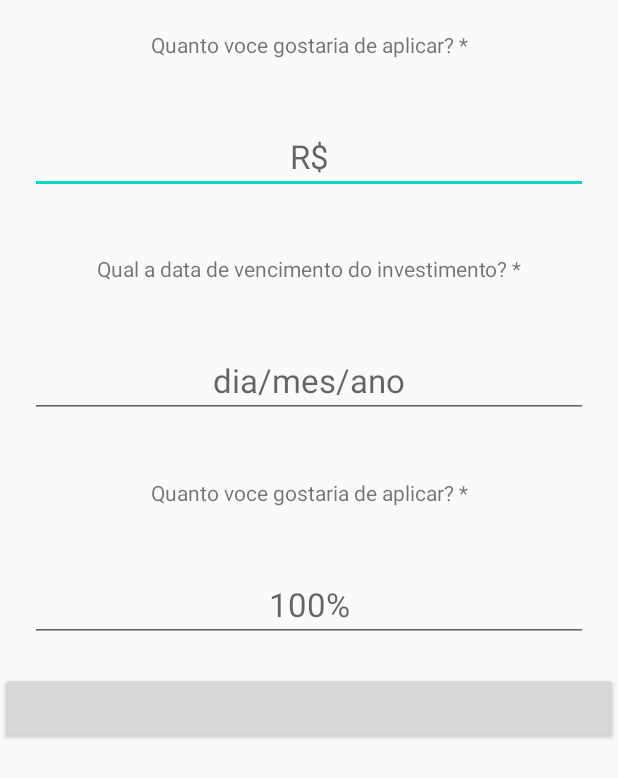
After one commit to edferreira3005/desafio-easynvest, an Android app: the layout layout_fragment_imput_simulator.xml on its own in the app's theme, with its tools: preview values and no code run, on a phone screen of 412 x 824 dp. The commit adds this screen. Shown: the top 778 px of the screen. Run offline under Robolectric (Android 15) with nearby library versions, the phone set to English and light mode, and no system bars.

Commit message:
iniciando montagem do layout da tela de imput

```diff
--- a/app/src/main/res/layout/activity_main.xml
+++ b/app/src/main/res/layout/activity_main.xml
@@ -6,13 +6,13 @@
     android:layout_height="match_parent"
     tools:context=".screens.MainActivity">
 
-    <TextView
-        android:layout_width="wrap_content"
-        android:layout_height="wrap_content"
-        android:text="Hello World!"
+    <FrameLayout
+        android:id="@+id/frame"
+        android:layout_width="0dp"
+        android:layout_height="0dp"
         app:layout_constraintBottom_toBottomOf="parent"
-        app:layout_constraintLeft_toLeftOf="parent"
-        app:layout_constraintRight_toRightOf="parent"
+        app:layout_constraintEnd_toEndOf="parent"
+        app:layout_constraintStart_toStartOf="parent"
         app:layout_constraintTop_toTopOf="parent" />
 
 </androidx.constraintlayout.widget.ConstraintLayout>
--- /dev/null
+++ b/app/src/main/res/layout/layout_fragment_imput_simulator.xml
@@ -0,0 +1,106 @@
+<?xml version="1.0" encoding="utf-8"?>
+<androidx.constraintlayout.widget.ConstraintLayout xmlns:android="http://schemas.android.com/apk/res/android"
+    xmlns:app="http://schemas.android.com/apk/res-auto"
+    android:layout_width="match_parent"
+    android:layout_height="match_parent">
+
+    <ScrollView
+        android:id="@+id/scrollViewImput"
+        android:layout_width="match_parent"
+        android:layout_height="match_parent"
+        app:layout_constraintTop_toTopOf="parent"
+        app:layout_constraintTop_toBottomOf="parent"
+        app:layout_constraintStart_toStartOf="parent"
+        app:layout_constraintEnd_toEndOf="parent">
+
+        <LinearLayout
+            android:layout_width="match_parent"
+            android:layout_height="wrap_content"
+            android:orientation="vertical">
+
+            <TextView
+                android:id="@+id/tvQuantoAplicar"
+                android:layout_width="match_parent"
+                android:layout_height="wrap_content"
+                android:layout_margin="20dp"
+                android:gravity="center"
+                android:text="@string/quando_aplicar"
+                app:layout_constraintEnd_toEndOf="@id/scrollViewImput"
+                app:layout_constraintStart_toStartOf="@id/scrollViewImput"
+                app:layout_constraintTop_toTopOf="@id/scrollViewImput" />
+
+            <EditText
+                android:id="@+id/etValorAplicar"
+                android:layout_width="match_parent"
+                android:layout_height="wrap_content"
+                android:layout_margin="20dp"
+                android:gravity="center"
+                android:hint="@string/rs"
+                android:inputType="numberDecimal"
+                android:textAlignment="center"
+                android:textSize="22sp"
+                app:layout_constraintEnd_toEndOf="@id/scrollViewImput"
+                app:layout_constraintStart_toStartOf="@id/scrollViewImput"
+                app:layout_constraintTop_toBottomOf="@id/tvQuantoAplicar" />
+
+            <TextView
+                android:id="@+id/tvVencimento"
+                android:layout_width="match_parent"
+                android:layout_height="wrap_content"
+                android:layout_margin="20dp"
+                android:gravity="center"
+                android:text="@string/data_vencimento"
+                app:layout_constraintEnd_toEndOf="@id/scrollViewImput"
+                app:layout_constraintStart_toStartOf="@id/scrollViewImput"
+                app:layout_constraintTop_toBottomOf="@id/etValorAplicar" />
+
+            <EditText
+                android:id="@+id/etDataVencimento"
+                android:layout_width="match_parent"
+                android:layout_height="wrap_content"
+                android:layout_margin="20dp"
+                android:gravity="center"
+                android:hint="@string/data"
+                android:inputType="numberDecimal"
+                android:textAlignment="center"
+                android:textSize="22sp"
+                app:layout_constraintEnd_toEndOf="@id/scrollViewImput"
+                app:layout_constraintStart_toStartOf="@id/scrollViewImput"
+                app:layout_constraintTop_toBottomOf="@id/tvVencimento" />
+
+            <TextView
+                android:id="@+id/tvPercentualCDI"
+                android:layout_width="match_parent"
+                android:layout_height="wrap_content"
+                android:layout_margin="20dp"
+                android:gravity="center"
+                android:text="@string/quando_aplicar"
+                app:layout_constraintEnd_toEndOf="@id/scrollViewImput"
+                app:layout_constraintStart_toStartOf="@id/scrollViewImput"
+                app:layout_constraintTop_toBottomOf="@id/etDataVencimento" />
+
+            <EditText
+                android:id="@+id/etPercentualCDI"
+                android:layout_width="match_parent"
+                android:layout_height="wrap_content"
+                android:layout_margin="20dp"
+                android:gravity="center"
+                android:hint="@string/porcent"
+                android:inputType="numberDecimal"
+                android:textAlignment="center"
+                android:textSize="22sp"
+                app:layout_constraintEnd_toEndOf="@id/scrollViewImput"
+                app:layout_constraintStart_toStartOf="@id/scrollViewImput"
+                app:layout_constraintTop_toBottomOf="@id/tvPercentualCDI" />
+
+            <Button
+                android:layout_width="match_parent"
+                android:layout_height="wrap_content"
+                app:layout_constraintEnd_toEndOf="@id/scrollViewImput"
+                app:layout_constraintStart_toStartOf="@id/scrollViewImput"
+                app:layout_constraintTop_toBottomOf="@id/etPercentualCDI" />
+
+        </LinearLayout>
+    </ScrollView>
+
+</androidx.constraintlayout.widget.ConstraintLayout>
--- /dev/null
+++ b/app/src/main/res/layout/layout_fragment_simulator_result.xml
@@ -0,0 +1,6 @@
+<?xml version="1.0" encoding="utf-8"?>
+<androidx.constraintlayout.widget.ConstraintLayout
+    xmlns:android="http://schemas.android.com/apk/res/android" android:layout_width="match_parent"
+    android:layout_height="match_parent">
+
+</androidx.constraintlayout.widget.ConstraintLayout>
--- a/app/src/main/res/values/strings.xml
+++ b/app/src/main/res/values/strings.xml
@@ -1,3 +1,8 @@
 <resources>
     <string name="app_name">desafio-easynvest</string>
+    <string name="quando_aplicar">Quanto voce gostaria de aplicar? *</string>
+    <string name="rs">R$</string>
+    <string name="data_vencimento">Qual a data de vencimento do investimento? *</string>
+    <string name="data">dia/mes/ano</string>
+    <string name="porcent">100%</string>
 </resources>
```
